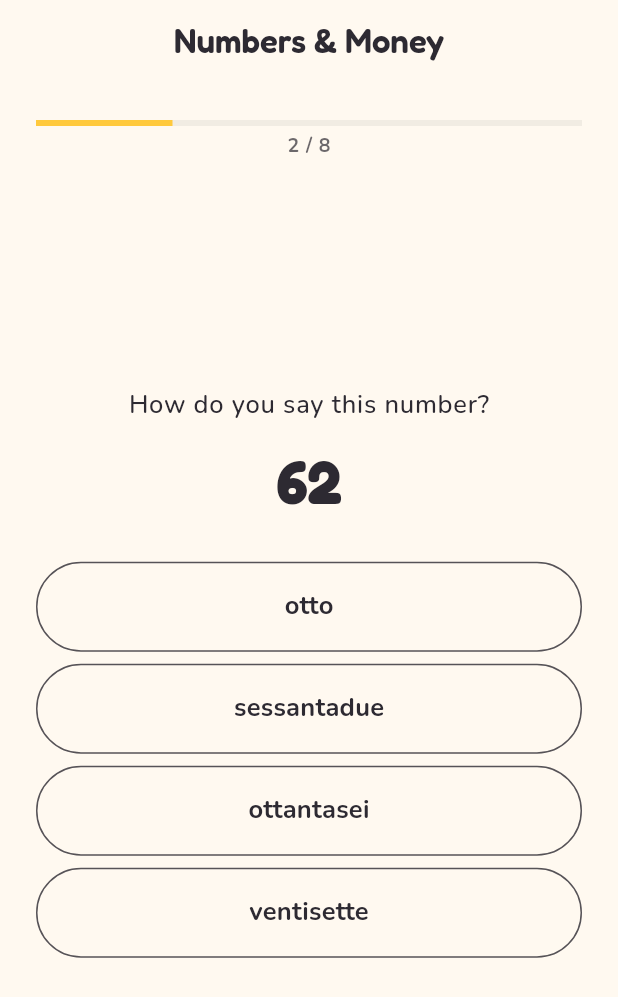
After one commit to cuzo12/ciao-kids, a Flutter app: the NumbersGameScreen screen opened by its route, after a tap on an icon or button, on a phone screen of 412 x 824 dp. The commit adds this screen. Shown: the top 997 px of the screen. Run offline on Flutter 3.47's test engine with Material 3 defaults, Android fonts, the phone set to English and light mode, and no system bars; our stand-ins replace equatable, flutter_tts, get_it, go_router, google_fonts, shared_preferences and 1 more; accounts and stored records are empty.

Commit message:
Add Numbers & Money game and phrasebook packs (airport, beach, time, day)

```diff
--- a/lib/core/router/app_router.dart
+++ b/lib/core/router/app_router.dart
@@ -25,6 +25,7 @@ import '../../features/games/presentation/screens/fill_blank_screen.dart';
 import '../../features/games/presentation/screens/emoji_match_screen.dart';
 import '../../features/games/presentation/screens/sound_match_screen.dart';
 import '../../features/games/presentation/screens/memory_match_screen.dart';
+import '../../features/games/presentation/screens/numbers_game_screen.dart';
 import '../../features/curriculum/data/curriculum_data.dart';
 import '../../features/curriculum/presentation/screens/curriculum_screen.dart';
 import '../../features/curriculum/presentation/screens/curriculum_day_screen.dart';
@@ -179,6 +180,11 @@ class AppRouter {
         builder: (_, __) => const MemoryMatchScreen(),
       ),
       GoRoute(
+        path: Routes.numbersGame,
+        name: Routes.numbersGameName,
+        builder: (_, __) => const NumbersGameScreen(),
+      ),
+      GoRoute(
         path: Routes.review,
         name: Routes.reviewName,
         builder: (_, __) => const ReviewScreen(),
--- a/lib/core/router/app_routes.dart
+++ b/lib/core/router/app_routes.dart
@@ -55,6 +55,7 @@ abstract final class Routes {
   static const String emojiMatch = '/games/emoji-match';
   static const String soundMatch = '/games/sound-match';
   static const String memoryMatch = '/games/memory-match';
+  static const String numbersGame = '/games/numbers';
 
   /// Travel phrasebook.
   static const String phrasebook = '/phrasebook';
@@ -101,6 +102,7 @@ abstract final class Routes {
   static const String emojiMatchName = 'emojiMatch';
   static const String soundMatchName = 'soundMatch';
   static const String memoryMatchName = 'memoryMatch';
+  static const String numbersGameName = 'numbersGame';
   static const String curriculumName = 'curriculum';
   static const String curriculumDayName = 'curriculumDay';
   static const String reviewName = 'review';
--- /dev/null
+++ b/lib/core/utils/italian_number.dart
@@ -0,0 +1,29 @@
+/// Spells an integer 0–100 in Italian (e.g. 47 → "quarantasette").
+///
+/// Lets the numbers game generate endless questions without a hand-written list.
+/// Handles the usual elisions: the tens word drops its final vowel before "uno"
+/// and "otto" (ventuno, ventotto), and "tre" takes an accent when compounded
+/// (ventitré).
+String italianNumber(int n) {
+  const List<String> ones = <String>[
+    'zero', 'uno', 'due', 'tre', 'quattro', 'cinque', 'sei', 'sette', 'otto',
+    'nove', 'dieci', 'undici', 'dodici', 'tredici', 'quattordici', 'quindici',
+    'sedici', 'diciassette', 'diciotto', 'diciannove',
+  ];
+  const List<String> tens = <String>[
+    '', '', 'venti', 'trenta', 'quaranta', 'cinquanta', 'sessanta', 'settanta',
+    'ottanta', 'novanta',
+  ];
+
+  if (n < 0 || n > 100) return '$n';
+  if (n < 20) return ones[n];
+  if (n == 100) return 'cento';
+
+  final int t = n ~/ 10;
+  final int u = n % 10;
+  String base = tens[t];
+  if (u == 0) return base;
+  if (u == 1 || u == 8) base = base.substring(0, base.length - 1); // drop final vowel
+  final String unit = u == 3 ? 'tré' : ones[u];
+  return '$base$unit';
+}
--- a/lib/features/games/presentation/screens/games_hub_screen.dart
+++ b/lib/features/games/presentation/screens/games_hub_screen.dart
@@ -68,6 +68,14 @@ class GamesHubScreen extends StatelessWidget {
               color: AppColors.secondary,
               onTap: () => context.pushNamed(Routes.memoryMatchName),
             ),
+            const SizedBox(height: AppSpacing.md),
+            _GameTile(
+              emoji: '💶',
+              title: 'Numbers & Money',
+              subtitle: 'Counting, prices & telling numbers',
+              color: AppColors.tertiary,
+              onTap: () => context.pushNamed(Routes.numbersGameName),
+            ),
           ],
         ),
       ),
--- /dev/null
+++ b/lib/features/games/presentation/screens/numbers_game_screen.dart
@@ -0,0 +1,202 @@
+import 'dart:math';
+
+import 'package:flutter/material.dart';
+import 'package:provider/provider.dart';
+
+import '../../../../app/di/service_locator.dart';
+import '../../../../core/services/speech/tts_service.dart';
+import '../../../../core/theme/app_colors.dart';
+import '../../../../core/theme/app_spacing.dart';
+import '../../../../core/utils/italian_number.dart';
+import '../../../../shared/widgets/primary_button.dart';
+import '../../../player/presentation/controllers/player_controller.dart';
+
+/// Numbers, money & counting drill — generates endless questions.
+class NumbersGameScreen extends StatefulWidget {
+  const NumbersGameScreen({super.key});
+
+  @override
+  State<NumbersGameScreen> createState() => _NumbersGameScreenState();
+}
+
+enum _Kind { numberToWord, priceToWord, hearToNumber }
+
+class _Q {
+  _Q(this.kind, this.display, this.answer, this.options, this.spoken, this.audioFirst);
+  final _Kind kind;
+  final String display; // big thing shown (a number, a price, or 🔊)
+  final String answer;
+  final List<String> options;
+  final String spoken; // Italian to read aloud
+  final bool audioFirst; // auto-play on show
+}
+
+class _NumbersGameScreenState extends State<NumbersGameScreen> {
+  final Random _rng = Random();
+  late final List<_Q> _questions;
+  int _index = 0;
+  int _correct = 0;
+  String? _selected;
+  bool _finished = false;
+  bool _awarded = false;
+
+  @override
+  void initState() {
+    super.initState();
+    _questions = List<_Q>.generate(8, (_) => _make());
+    if (_questions[0].audioFirst) _speak();
+  }
+
+  int _otherThan(Set<int> used) {
+    int n;
+    do {
+      n = _rng.nextInt(101);
+    } while (used.contains(n));
+    used.add(n);
+    return n;
+  }
+
+  _Q _make() {
+    final _Kind kind = _Kind.values[_rng.nextInt(_Kind.values.length)];
+    final Set<int> used = <int>{};
+    final int n = _otherThan(used);
+    final List<int> distractors = <int>[_otherThan(used), _otherThan(used), _otherThan(used)];
+
+    switch (kind) {
+      case _Kind.numberToWord:
+        final List<String> opts = <String>[italianNumber(n), ...distractors.map(italianNumber)]..shuffle(_rng);
+        return _Q(kind, '$n', italianNumber(n), opts, italianNumber(n), false);
+      case _Kind.priceToWord:
+        final List<String> opts = <String>[
+          '${italianNumber(n)} euro',
+          ...distractors.map((int d) => '${italianNumber(d)} euro'),
+        ]..shuffle(_rng);
+        return _Q(kind, '€$n', '${italianNumber(n)} euro', opts, '${italianNumber(n)} euro', false);
+      case _Kind.hearToNumber:
+        final List<String> opts = <String>['$n', ...distractors.map((int d) => '$d')]..shuffle(_rng);
+        return _Q(kind, '🔊', '$n', opts, italianNumber(n), true);
+    }
+  }
+
+  void _speak() => sl<TtsService>().speak(_questions[_index].spoken);
+
+  void _answer(String choice) {
+    if (_selected != null) return;
+    final _Q q = _questions[_index];
+    final bool ok = choice == q.answer;
+    setState(() => _selected = choice);
+    if (ok) _correct++;
+    sl<TtsService>().speak(q.spoken);
+
+    Future<void>.delayed(const Duration(milliseconds: 1100), () {
+      if (!mounted) return;
+      if (_index + 1 < _questions.length) {
+        setState(() {
+          _index++;
+          _selected = null;
+        });
+        if (_questions[_index].audioFirst) _speak();
+      } else {
+        if (!_awarded) {
+          _awarded = true;
+          context.read<PlayerController>().record(xp: 15, coins: 3);
+        }
+        setState(() => _finished = true);
+      }
+    });
+  }
+
+  @override
+  Widget build(BuildContext context) {
+    final TextTheme text = Theme.of(context).textTheme;
+
+    if (_finished) {
+      return Scaffold(
+        appBar: AppBar(title: const Text('Numbers & Money')),
+        body: SafeArea(
+          child: Center(
+            child: Column(
+              mainAxisSize: MainAxisSize.min,
+              children: <Widget>[
+                const Text('💶', style: TextStyle(fontSize: 64)),
+                const SizedBox(height: AppSpacing.md),
+                Text('$_correct / ${_questions.length} correct', style: text.headlineMedium),
+                const SizedBox(height: AppSpacing.xl),
+                SizedBox(width: 200, child: PrimaryButton(label: 'Done', onPressed: () => Navigator.pop(context))),
+              ],
+            ),
+          ),
+        ),
+      );
+    }
+
+    final _Q q = _questions[_index];
+    final String prompt = switch (q.kind) {
+      _Kind.numberToWord => 'How do you say this number?',
+      _Kind.priceToWord => 'How much is it?',
+      _Kind.hearToNumber => 'Tap the number you hear',
+    };
+
+    return Scaffold(
+      appBar: AppBar(title: const Text('Numbers & Money')),
+      body: SafeArea(
+        child: Padding(
+          padding: const EdgeInsets.all(AppSpacing.lg),
+          child: Column(
+            children: <Widget>[
+              LinearProgressIndicator(
+                value: (_index + 1) / _questions.length,
+                backgroundColor: Theme.of(context).colorScheme.surfaceContainerHighest,
+                valueColor: const AlwaysStoppedAnimation<Color>(AppColors.accent),
+              ),
+              const SizedBox(height: AppSpacing.xs),
+              Text('${_index + 1} / ${_questions.length}', style: text.labelMedium),
+              const Spacer(),
+              Text(prompt, style: text.bodyLarge),
+              const SizedBox(height: AppSpacing.md),
+              if (q.kind == _Kind.hearToNumber)
+                GestureDetector(
+                  onTap: _speak,
+                  child: Container(
+                    width: 100,
+                    height: 100,
+                    decoration: const BoxDecoration(color: AppColors.accent, shape: BoxShape.circle),
+                    child: const Icon(Icons.volume_up_rounded, size: 50, color: Colors.white),
+                  ),
+                )
+              else
+                Text(q.display,
+                    style: text.displayLarge?.copyWith(fontWeight: FontWeight.bold)),
+              const SizedBox(height: AppSpacing.xl),
+              for (final String opt in q.options)
+                Padding(
+                  padding: const EdgeInsets.only(bottom: AppSpacing.sm),
+                  child: SizedBox(
+                    width: double.infinity,
+                    height: AppSpacing.buttonHeight,
+                    child: OutlinedButton(
+                      onPressed: _selected == null ? () => _answer(opt) : null,
+                      style: OutlinedButton.styleFrom(
+                        backgroundColor: _selected == null
+                            ? null
+                            : opt == q.answer
+                                ? AppColors.success.withValues(alpha: 0.2)
+                                : opt == _selected
+                                    ? AppColors.error.withValues(alpha: 0.2)
+                                    : null,
+                        shape: RoundedRectangleBorder(
+                          borderRadius: BorderRadius.circular(AppSpacing.radiusPill),
+                        ),
+                      ),
+                      child: Text(opt, style: text.titleMedium),
+                    ),
+                  ),
+                ),
+              const Spacer(),
+            ],
+          ),
+        ),
+      ),
+    );
+  }
+}
--- a/lib/features/phrasebook/data/phrasebook_data.dart
+++ b/lib/features/phrasebook/data/phrasebook_data.dart
@@ -91,5 +91,44 @@ abstract final class Phrasebook {
       Phrase('Che bello!', 'How nice! / Cool!'),
       Phrase('A dopo!', 'See you later!'),
     ]),
+    PhraseCategory('At the Airport', '✈️', <Phrase>[
+      Phrase('Ecco il mio passaporto', 'Here is my passport'),
+      Phrase("Dov'è l'imbarco?", 'Where is the gate?'),
+      Phrase('A che ora è il volo?', 'What time is the flight?'),
+      Phrase('Il volo è in ritardo', 'The flight is delayed'),
+      Phrase('Dove ritiro i bagagli?', 'Where do I get the luggage?'),
+      Phrase('Ho perso la valigia', 'I lost my suitcase'),
+      Phrase("Dov'è il taxi?", 'Where is the taxi?'),
+    ]),
+    PhraseCategory('At the Beach', '🏖️', <Phrase>[
+      Phrase('Andiamo in spiaggia!', "Let's go to the beach!"),
+      Phrase('Voglio fare il bagno', 'I want to go swimming'),
+      Phrase("L'acqua è fredda", 'The water is cold'),
+      Phrase('Che bella giornata!', 'What a beautiful day!'),
+      Phrase('Mi metto la crema solare', "I'm putting on sunscreen"),
+      Phrase('Posso avere un gelato?', 'Can I have an ice cream?'),
+      Phrase('Attento alle onde!', 'Watch out for the waves!'),
+    ]),
+    PhraseCategory('Numbers & Time', '🕒', <Phrase>[
+      Phrase('Che ora è?', 'What time is it?'),
+      Phrase("È l'una", "It's one o'clock"),
+      Phrase('Sono le tre', "It's three o'clock"),
+      Phrase('È mezzogiorno', "It's noon"),
+      Phrase('È mezzanotte', "It's midnight"),
+      Phrase('Quanto costa?', 'How much is it?'),
+      Phrase('Cinque euro', 'Five euros'),
+      Phrase('A che ora apre?', 'What time does it open?'),
+      Phrase('Un momento, per favore', 'One moment, please'),
+    ]),
+    PhraseCategory('Talk About Your Day', '🌙', <Phrase>[
+      Phrase('Oggi sono andato in città', 'Today I went to the city'),
+      Phrase('Ho mangiato la pasta', 'I ate pasta'),
+      Phrase('Ho visto cose bellissime', 'I saw beautiful things'),
+      Phrase('È stato divertente!', 'It was fun!'),
+      Phrase('Mi è piaciuto molto', 'I liked it a lot'),
+      Phrase('Sono un po’ stanco', "I'm a little tired"),
+      Phrase('Domani voglio andare al mare', 'Tomorrow I want to go to the sea'),
+      Phrase('Buonanotte!', 'Good night!'),
+    ]),
   ];
 }
```
Also changed, not shown: .claude/settings.local.json.
